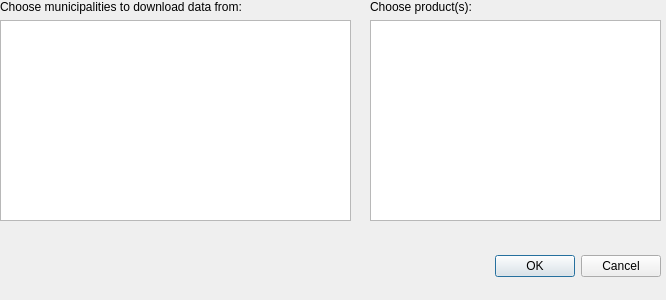
Before: the Qt Designer form nls_atom_client_dialog_municipality_selection.ui in GispoCoding/NLSAtomClient, drawn with Qt 5.
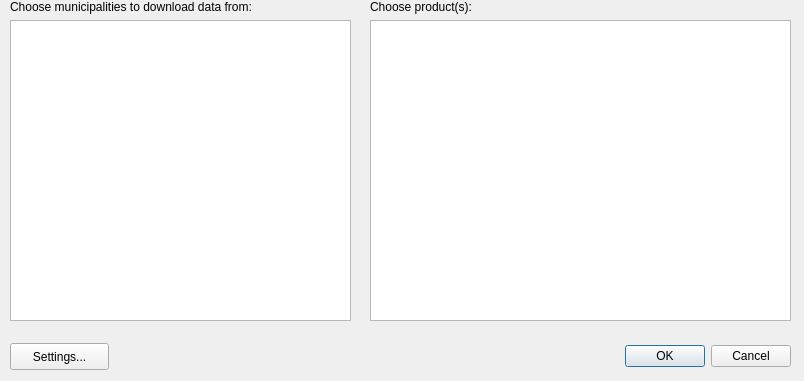
After: the same form once the commit is applied.

Patch:
```diff
--- a/nls_atom_client_dialog_municipality_selection.ui
+++ b/nls_atom_client_dialog_municipality_selection.ui
@@ -6,8 +6,8 @@
    <rect>
     <x>0</x>
     <y>0</y>
-    <width>666</width>
-    <height>300</height>
+    <width>804</width>
+    <height>381</height>
    </rect>
   </property>
   <property name="windowTitle">
@@ -16,8 +16,8 @@
   <widget class="QDialogButtonBox" name="buttonBox">
    <property name="geometry">
     <rect>
-     <x>320</x>
-     <y>250</y>
+     <x>450</x>
+     <y>340</y>
      <width>341</width>
      <height>32</height>
     </rect>
@@ -32,10 +32,10 @@
   <widget class="QWidget" name="verticalLayoutWidget">
    <property name="geometry">
     <rect>
-     <x>0</x>
+     <x>10</x>
      <y>0</y>
-     <width>351</width>
-     <height>221</height>
+     <width>341</width>
+     <height>321</height>
     </rect>
    </property>
    <layout class="QVBoxLayout" name="verticalLayout">
@@ -63,8 +63,8 @@
     <rect>
      <x>370</x>
      <y>0</y>
-     <width>291</width>
-     <height>221</height>
+     <width>421</width>
+     <height>321</height>
     </rect>
    </property>
    <layout class="QVBoxLayout" name="verticalLayout_2">
@@ -87,6 +87,19 @@
     </item>
    </layout>
   </widget>
+  <widget class="QPushButton" name="settingsPushButton">
+   <property name="geometry">
+    <rect>
+     <x>10</x>
+     <y>343</y>
+     <width>99</width>
+     <height>27</height>
+    </rect>
+   </property>
+   <property name="text">
+    <string>Settings...</string>
+   </property>
+  </widget>
  </widget>
  <resources/>
  <connections>
```
Left out of the diff: 2 changed lines with no effect on the pictures.
